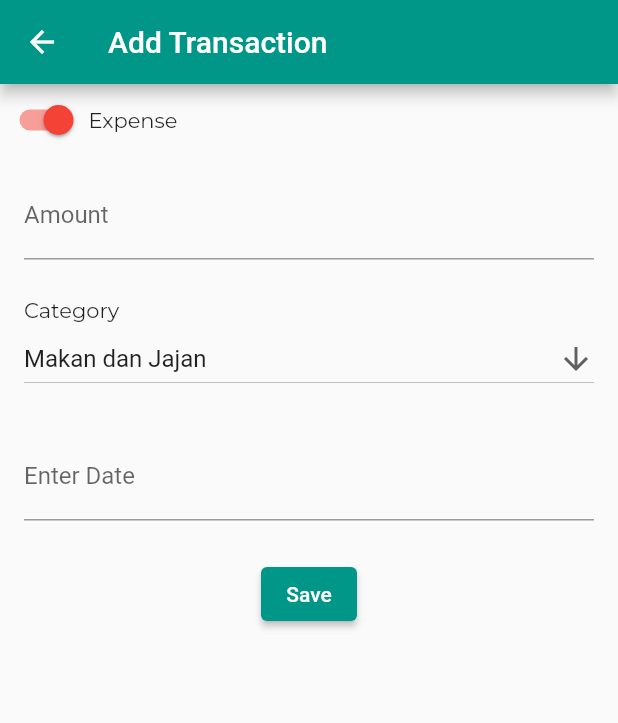
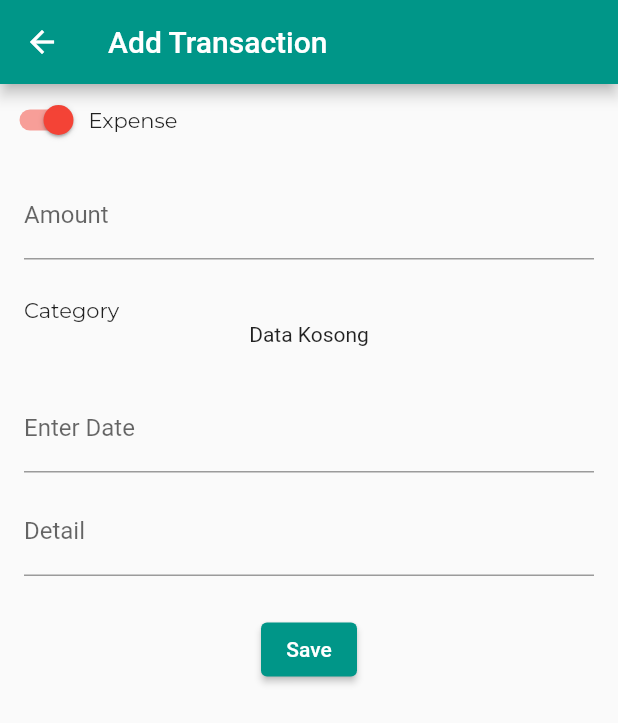
Before and after one commit to Indrinf/Money-Tracker, a Flutter app: the TransactionPage screen opened directly, after a tap on "Save", on a phone screen of 412 x 824 dp. Shown: the top 723 px of the screen. Run offline on Flutter 3.47's test engine with Material 2 defaults, Android fonts, the phone set to English and light mode, and no system bars; our stand-ins replace drift, google_fonts; missing offline and left inert: calendar_appbar; accounts and stored records are empty; generated files the repository leaves out were written again.

Commit message:
insert transaction

```diff
--- a/lib/pages/transaction_page.dart
+++ b/lib/pages/transaction_page.dart
@@ -4,6 +4,7 @@
 import 'package:flutter/src/widgets/framework.dart';
 import 'package:google_fonts/google_fonts.dart';
 import 'package:intl/intl.dart';
+import 'package:money_tracking/models/database.dart';
 
 class TransactionPage extends StatefulWidget {
   const TransactionPage({super.key});
@@ -13,10 +14,42 @@
 }
 
 class _TransactionPageState extends State<TransactionPage> {
+  final AppDb database = AppDb();
   bool isExpense = true;
+  late int type;
   List<String> list = ["Makan dan Jajan", "Transportasi", "Rekreasi"];
   late String dropDownValue = list.first;
+  TextEditingController amountController = TextEditingController();
   TextEditingController dateController = TextEditingController();
+  TextEditingController detailController = TextEditingController();
+  Category? selectedCategory;
+
+  Future insert(
+      int amount, DateTime date, String nameDetail, int categoryId) async {
+    DateTime now = DateTime.now();
+    final row = await database.into(database.transactions).insertReturning(
+        TransactionsCompanion.insert(
+            name: nameDetail,
+            category_id: categoryId,
+            transaction_date: date,
+            amount: amount,
+            createdAt: now,
+            updatedAt: now));
+    print("Ini APA : " + row.toString());
+    // ada insert ke database
+  }
+
+  Future<List<Category>> getAllCategory(int type) async {
+    return await database.getAllCategoryRepo(type);
+  }
+
+  @override
+  void initState() {
+    // TODO: implement initState
+    type = 2;
+    super.initState();
+  }
+
   @override
   Widget build(BuildContext context) {
     return Scaffold(
@@ -31,6 +64,8 @@
                 onChanged: (bool value) {
                   setState(() {
                     isExpense = value;
+                    type = (isExpense) ? 2 : 1;
+                    selectedCategory = null;
                   });
                 },
                 inactiveTrackColor: Colors.green[200],
@@ -49,6 +84,7 @@
           Padding(
             padding: const EdgeInsets.symmetric(horizontal: 16),
             child: TextFormField(
+              controller: amountController,
               keyboardType: TextInputType.number,
               decoration: InputDecoration(
                   border: UnderlineInputBorder(), labelText: "Amount"),
@@ -64,26 +100,56 @@
               style: GoogleFonts.montserrat(fontSize: 14),
             ),
           ),
-          Padding(
-            padding: const EdgeInsets.symmetric(horizontal: 16),
-            child: DropdownButton<String>(
-                value: dropDownValue,
-                isExpanded: true,
-                icon: Icon(Icons.arrow_downward),
-                items: list.map<DropdownMenuItem<String>>((String value) {
-                  return DropdownMenuItem<String>(
-                    value: value,
-                    child: Text(value),
+          FutureBuilder<List<Category>>(
+              future: getAllCategory(type),
+              builder: (context, snapshot) {
+                if (snapshot.connectionState == ConnectionState.waiting) {
+                  return Center(
+                    child: CircularProgressIndicator(),
                   );
-                }).toList(),
-                onChanged: (String? value) {}),
-          ),
+                } else {
+                  if (snapshot.hasData) {
+                    if (snapshot.data!.length > 0) {
+                      selectedCategory = snapshot.data!.first;
+                      print("Apanih" + snapshot.toString());
+                      return Padding(
+                        padding: const EdgeInsets.symmetric(horizontal: 16),
+                        child: DropdownButton<Category>(
+                            value: (selectedCategory == null)
+                                ? snapshot.data!.first
+                                : selectedCategory,
+                            isExpanded: true,
+                            icon: Icon(Icons.arrow_downward),
+                            items: snapshot.data!.map((Category item) {
+                              return DropdownMenuItem<Category>(
+                                value: item,
+                                child: Text(item.name),
+                              );
+                            }).toList(),
+                            onChanged: (Category? value) {
+                              setState(() {
+                                selectedCategory = value;
+                              });
+                            }),
+                      );
+                    } else {
+                      return Center(
+                        child: Text("Data Kosong"),
+                      );
+                    }
+                  } else {
+                    return Center(
+                      child: Text("Tidak ada data"),
+                    );
+                  }
+                }
+              }),
           SizedBox(
             height: 25,
           ),
           Padding(
             padding: const EdgeInsets.symmetric(horizontal: 16),
-            child: TextField(
+            child: TextFormField(
               readOnly: true,
               controller: dateController,
               decoration: InputDecoration(labelText: "Enter Date"),
@@ -104,9 +170,29 @@
             ),
           ),
           SizedBox(
+            height: 10,
+          ),
+          Padding(
+            padding: const EdgeInsets.symmetric(horizontal: 16),
+            child: TextFormField(
+              controller: detailController,
+              decoration: InputDecoration(
+                  border: UnderlineInputBorder(), labelText: "Detail"),
+            ),
+          ),
+          SizedBox(
             height: 25,
           ),
-          Center(child: ElevatedButton(onPressed: () {}, child: Text("Save")))
+          Center(
+              child: ElevatedButton(
+                  onPressed: () {
+                    insert(
+                        int.parse(amountController.text),
+                        DateTime.parse(dateController.text),
+                        detailController.text,
+                        selectedCategory!.id);
+                  },
+                  child: Text("Save")))
         ]),
       )),
     );
```
